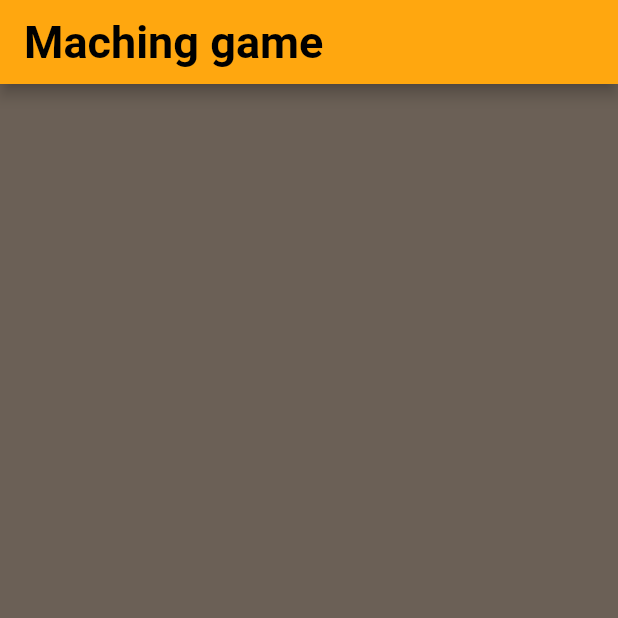
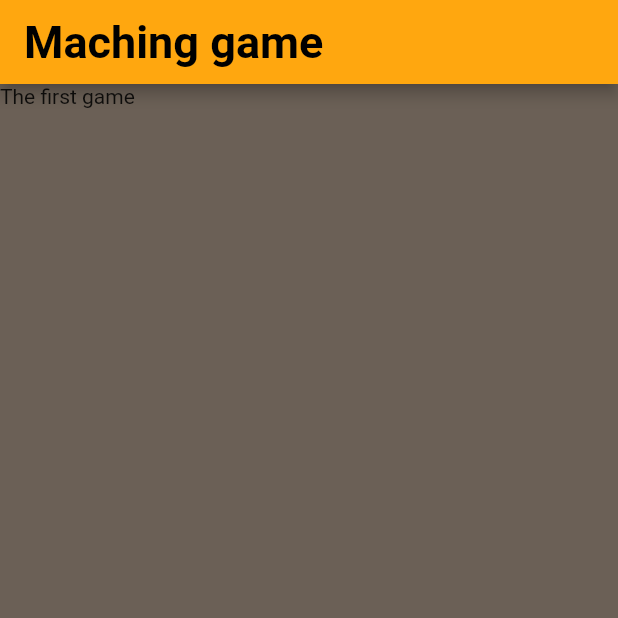
Before and after one commit to gh3ma/maching-game, a Flutter app: the screen it shows after launch, on a phone screen of 412 x 824 dp, the top half of it. Run offline on Flutter 3.47's test engine with Material 2 defaults, Android fonts, the phone set to English and light mode, and no system bars.

Commit message:
Add text widget

```diff
--- a/lib/main.dart
+++ b/lib/main.dart
@@ -6,7 +6,7 @@ import 'package:flutter/material.dart';
     home: Scaffold(
       backgroundColor: Color.fromARGB(255, 107, 96, 86),
       appBar: AppBar(
-        title: Text(
+        title: const Text(
           'Maching game',
           style: TextStyle(
             fontSize: 30,
@@ -16,8 +16,22 @@ import 'package:flutter/material.dart';
         ),
       backgroundColor: Color.fromARGB(255, 255, 167, 15),
       ),
+      body: ImagePage(),
     ),
   ),
   );
+  }
 
+class ImagePage extends StatelessWidget {
+
+  @override
+  Widget build(BuildContext context) {
+    return const Column(
+
+      children: [
+        Text('The first game')
+
+      ],
+    );
   }
+}
```
